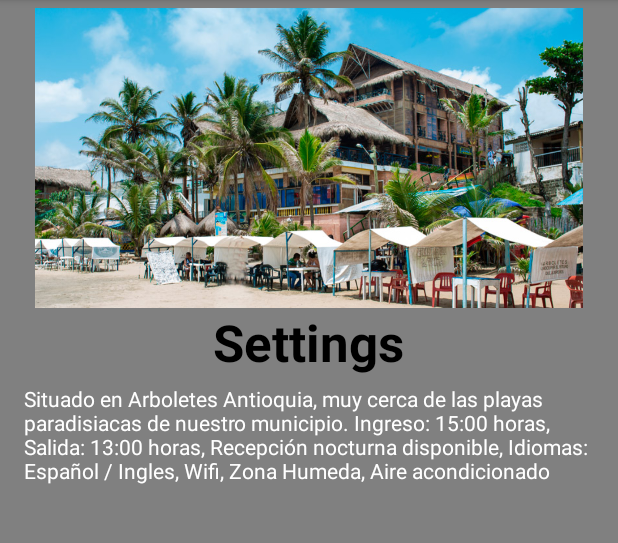
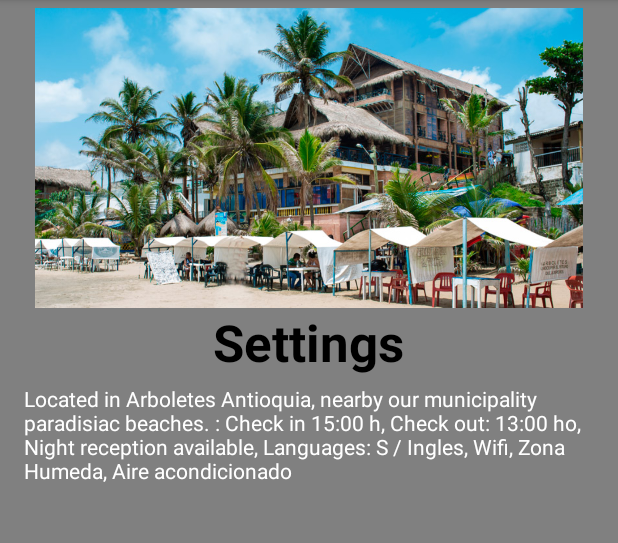
Before and after one commit to grajant/ArboletesTuristico, an Android app: the DetailsActivity screen opened directly, with no data from a screen before it, on a phone screen of 412 x 824 dp, the part 84-627 px from its top. Run offline under Robolectric (Android 15) with nearby library versions, the phone set to English and light mode, and no system bars; libraries missing offline, so code that uses them is left out: com.bluejamesbond.text; 3 statements that could not run were skipped.

Commit message:
Modify strings

```diff
--- a/app/src/main/res/values/strings.xml
+++ b/app/src/main/res/values/strings.xml
@@ -43,10 +43,10 @@
     <string name="hotel_mirador">BOUTIQUE EL MIRADOR</string>
     <!-- TODO add new strings on english language -->
     <string name="h_mirador_description">
-        Situado en Arboletes Antioquia, muy cerca de las playas paradisiacas de nuestro municipio. Ingreso: 15:00 horas, Salida: 13:00 horas, Recepción nocturna disponible, Idiomas: Español / Ingles, Wifi, Zona Humeda, Aire acondicionado
+        Located in Arboletes Antioquia, nearby our municipality paradisiac beaches. : Check in 15:00 h, Check out: 13:00 ho, Night reception available, Languages: S / Ingles, Wifi, Zona Humeda, Aire acondicionado
     </string>
     <string name="h_mirador_short_info">
-        Situado en Arboletes Antioquia, muy cerca de las playas paradisiacas...
+        Located in Arboletes Antioquia, nearby our municipality paradisiac beaches...
     </string>
     <string name="hotel_riviera">RIVIERA DEL SOL</string>
     <string name="h_riviera_description">
```
